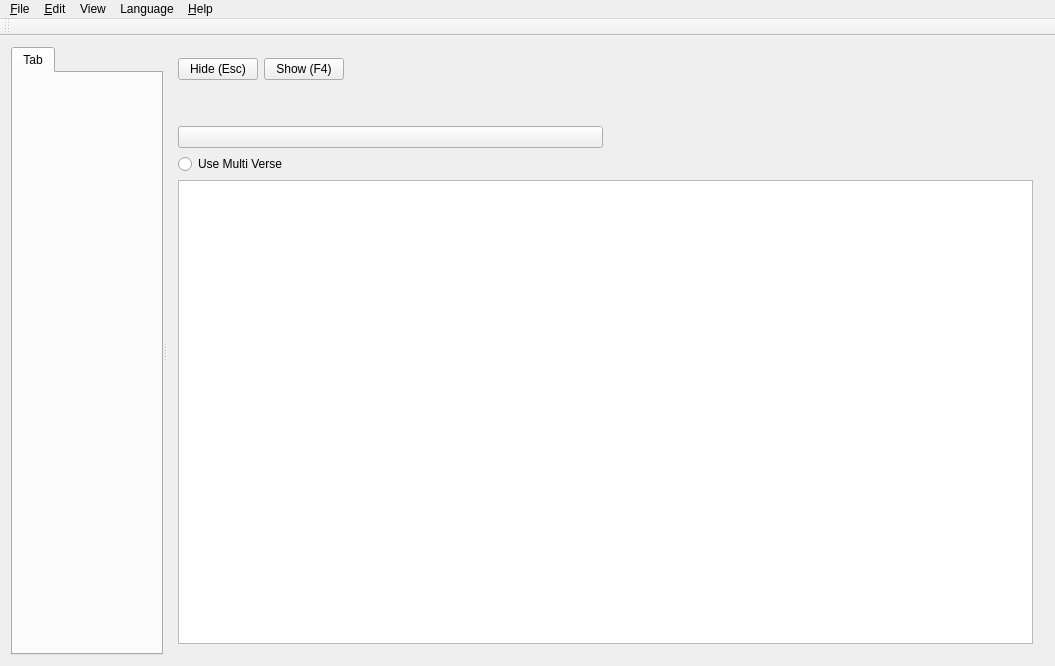
First picture: the form in src/softprojector.ui, repository SoftProjector/src, before the edit.
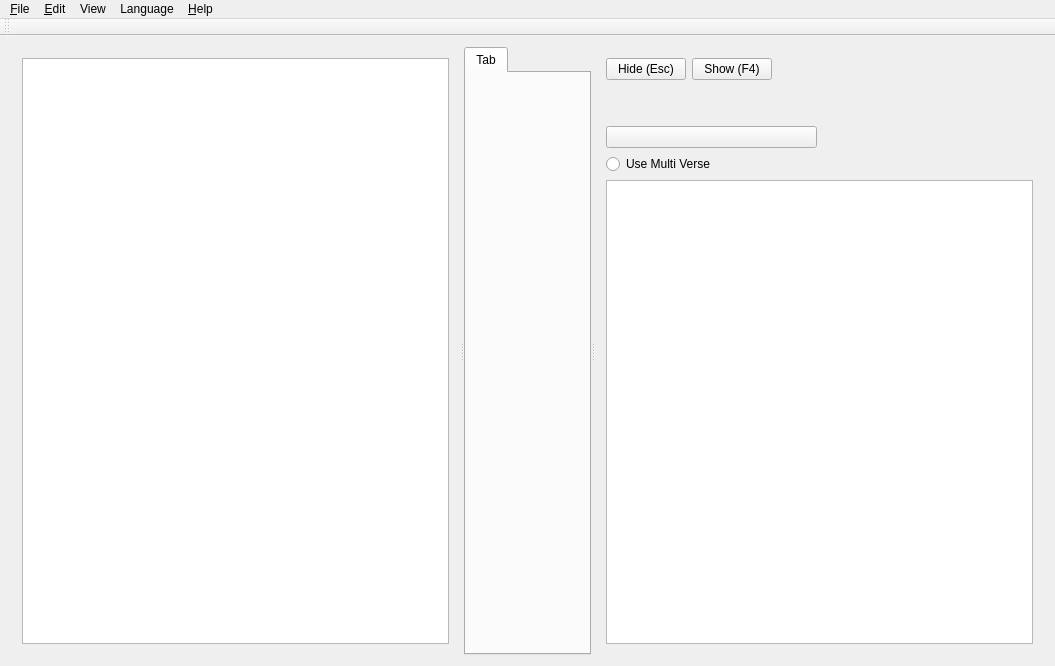
Second picture: the form after the edit. Icons and pictures are not drawn.

Commit message: Initial Schedule work. Bible schedule work complete Removed Bible history into schedule.

What changed in the file:
```diff
--- a/src/softprojector.ui
+++ b/src/softprojector.ui
@@ -36,6 +36,20 @@
       <property name="orientation">
        <enum>Qt::Horizontal</enum>
       </property>
+      <widget class="QWidget" name="layoutWidget">
+       <layout class="QVBoxLayout" name="verticalLayout_3">
+        <item>
+         <widget class="QListWidget" name="listWidgetSchedule">
+          <property name="iconSize">
+           <size>
+            <width>16</width>
+            <height>16</height>
+           </size>
+          </property>
+         </widget>
+        </item>
+       </layout>
+      </widget>
       <widget class="QTabWidget" name="projectTab">
        <property name="minimumSize">
         <size>
```
Left out of the diff: 87 changed lines with no effect on the pictures. The commit also changes 21 other files.
